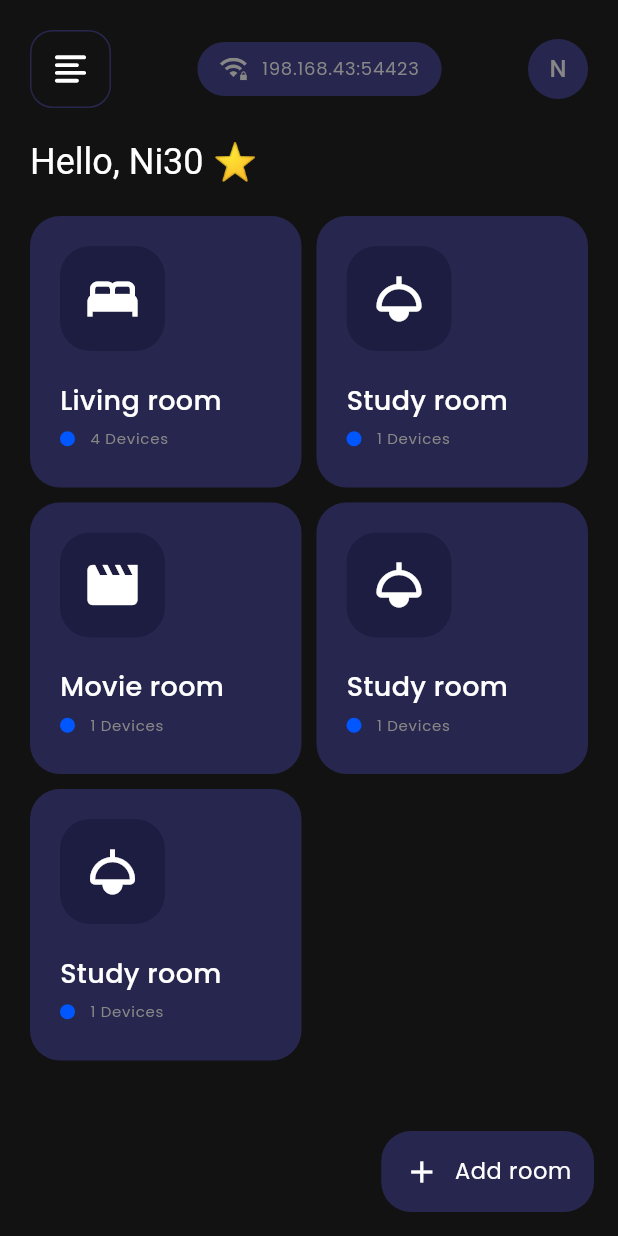
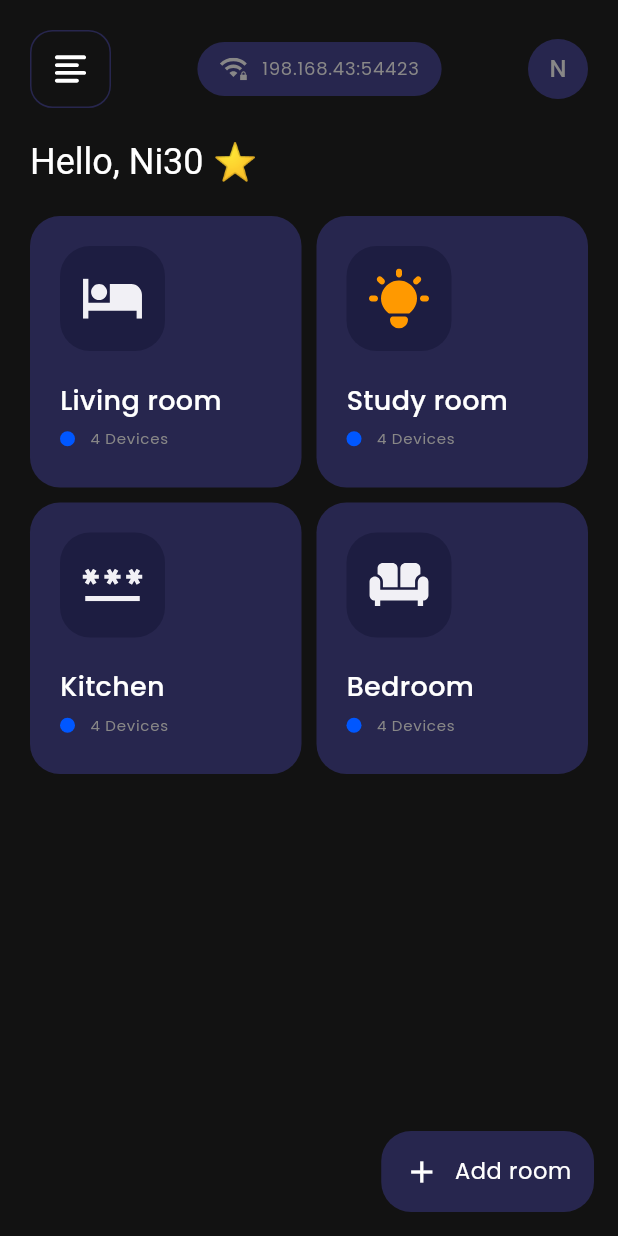
Before and after one commit to Nitishroy-7033/Home-Automation-With-Flutter, a Flutter app: the MobileHomePage screen opened directly, on a phone screen of 412 x 824 dp. Run offline on Flutter 3.47's test engine with Material 3 defaults, Android fonts, the phone set to English and light mode, and no system bars; our stand-ins replace flutter_svg, get, syncfusion_flutter_charts, syncfusion_flutter_gauges.

Commit message:
Makng room list

```diff
--- /dev/null
+++ b/lib/Controller/RoomController.dart
@@ -0,0 +1,61 @@
+import 'package:get/get.dart';
+import 'package:smart_home/Conifg/AssestPaths.dart';
+import 'package:smart_home/Models/RoomModel.dart';
+
+class RoomController extends GetxController {
+  RxList<RoomModel> rooms = <RoomModel>[
+    RoomModel(
+        id: "1",
+        roomName: "Living room",
+        icon: IconPaths.bed,
+        status: "Active",
+        devices: [],
+        timeUsage: "2h 30m",
+        energyUsage: "2.5",
+        energyRate: "0.5",
+        temperature: "25",
+        humidity: "50",
+        battery: "100",
+        statics: []),
+    RoomModel(
+        id: "2",
+        roomName: "Study room",
+        icon: IconPaths.bulb,
+        status: "Active",
+        devices: [],
+        timeUsage: "2h 30m",
+        energyUsage: "2.5",
+        energyRate: "0.5",
+        temperature: "25",
+        humidity: "50",
+        battery: "100",
+        statics: []),
+    RoomModel(
+        id: "3",
+        roomName: "Kitchen",
+        icon: IconPaths.password,
+        status: "Active",
+        devices: [],
+        timeUsage: "2h 30m",
+        energyUsage: "2.5",
+        energyRate: "0.5",
+        temperature: "25",
+        humidity: "50",
+        battery: "100",
+        statics: []),
+    RoomModel(
+      id: "4",
+      roomName: "Bedroom",
+      icon: IconPaths.sofa,
+      status: "Active",
+      devices: [],
+      timeUsage: "2h 30m",
+      energyUsage: "2.5",
+      energyRate: "0.5",
+      temperature: "25",
+      humidity: "50",
+      battery: "100",
+      statics: [],
+    ),
+  ].obs;
+}
--- a/lib/Pages/Mobile/HomePage/HomePage.dart
+++ b/lib/Pages/Mobile/HomePage/HomePage.dart
@@ -2,6 +2,7 @@ import 'package:flutter/material.dart';
 import 'package:get/get.dart';
 import 'package:smart_home/Components/AddRoom/AddRoom.dart';
 import 'package:smart_home/Components/BottomButton.dart';
+import 'package:smart_home/Controller/RoomController.dart';
 import 'package:smart_home/Pages/Mobile/HomePage/Widgets/AppBar.dart';
 import 'package:smart_home/Pages/Mobile/HomePage/Widgets/RoomCard.dart';
 import 'package:smart_home/Views/Room/RoomView.dart';
@@ -11,6 +12,7 @@ class MobileHomePage extends StatelessWidget {
 
   @override
   Widget build(BuildContext context) {
+    RoomController roomController = Get.put(RoomController());
     return Scaffold(
       floatingActionButton: Bottombutton(
         btnName: "Add room",
@@ -41,48 +43,18 @@ class MobileHomePage extends StatelessWidget {
                   mainAxisSpacing: 10,
                   crossAxisSpacing: 10,
                   crossAxisCount: 2,
-                  children: [
-                    RoomCard(
-                      roomName: "Living room",
+                  children: roomController.rooms
+                      .map(
+                        (e) => RoomCard(
+                          roomName: e.roomName!,
                           deviceCount: "4",
-                      icon: Icons.bed,
+                          icon: e.icon!,
                           onTap: () {
                             Get.to(RoomView());
                           },
                         ),
-                    RoomCard(
-                      roomName: "Study room",
-                      deviceCount: "1",
-                      icon: Icons.light,
-                      onTap: () {
-                        print("Living room");
-                      },
-                    ),
-                    RoomCard(
-                      roomName: "Movie room",
-                      deviceCount: "1",
-                      icon: Icons.movie_creation,
-                      onTap: () {
-                        print("Living room");
-                      },
-                    ),
-                    RoomCard(
-                      roomName: "Study room",
-                      deviceCount: "1",
-                      icon: Icons.light,
-                      onTap: () {
-                        print("Living room");
-                      },
-                    ),
-                    RoomCard(
-                      roomName: "Study room",
-                      deviceCount: "1",
-                      icon: Icons.light,
-                      onTap: () {
-                        print("Living room");
-                      },
                       )
-                  ],
+                      .toList(),
                 ),
               )
             ],
--- a/lib/Pages/Mobile/HomePage/Widgets/RoomCard.dart
+++ b/lib/Pages/Mobile/HomePage/Widgets/RoomCard.dart
@@ -1,9 +1,10 @@
 import 'package:flutter/material.dart';
+import 'package:flutter_svg/svg.dart';
 
 class RoomCard extends StatelessWidget {
   final String roomName;
   final String deviceCount;
-  final IconData icon;
+  final String icon;
   final VoidCallback onTap;
   const RoomCard(
       {super.key,
@@ -31,14 +32,17 @@ class RoomCard extends StatelessWidget {
             Row(
               children: [
                 Container(
+                  width: 70,
+                  height: 70,
                   padding: EdgeInsets.all(15),
                   decoration: BoxDecoration(
                     borderRadius: BorderRadius.circular(20),
                     color: Theme.of(context).colorScheme.background,
                   ),
-                  child: Icon(
+                  child: SvgPicture.asset(
                     icon,
-                    size: 40,
+                    height: 30,
+                    width: 30,
                   ),
                 ),
               ],
```
Lines whose indentation alone changed are shown as unchanged.
